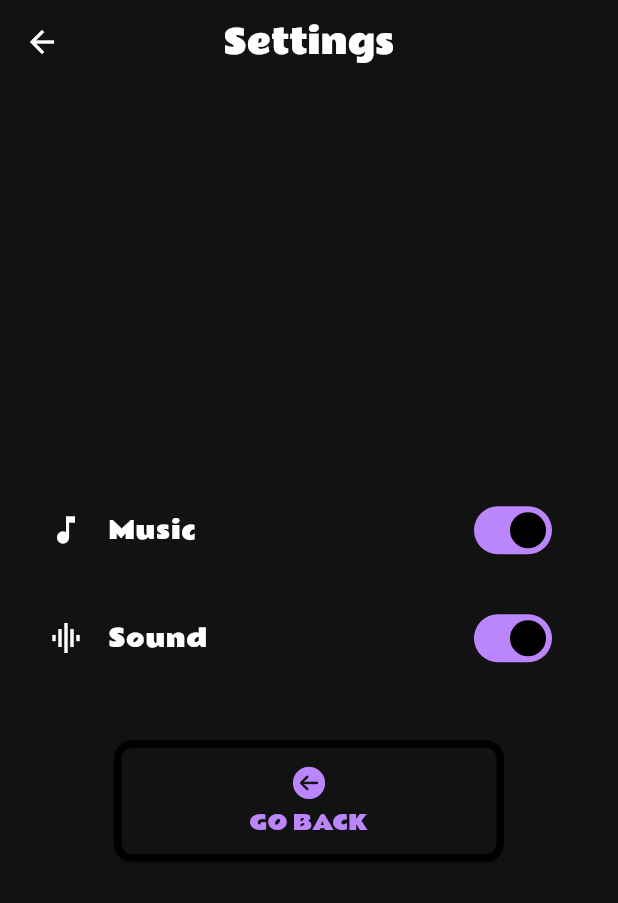
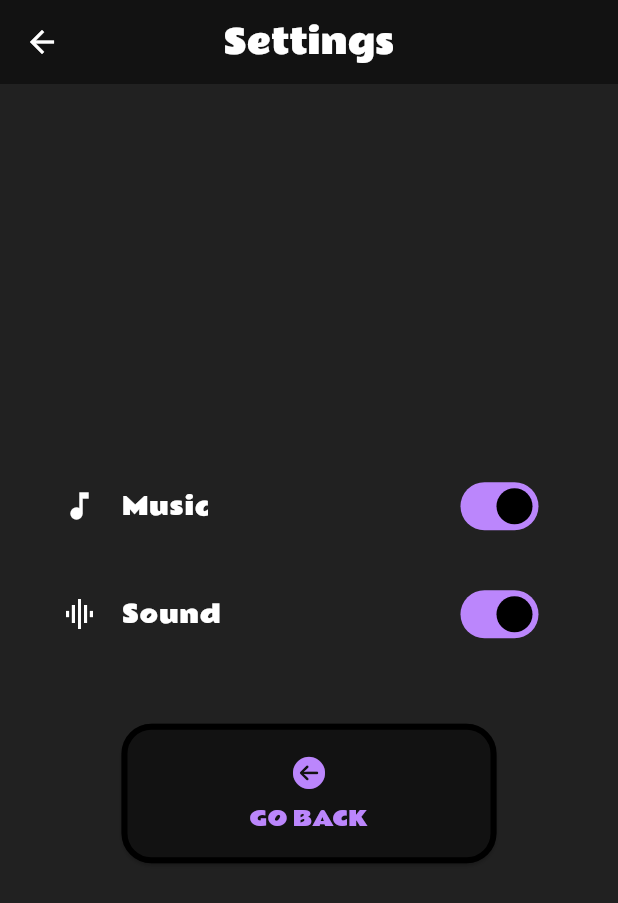
Before and after one commit to Bit-Blazer/SuperXO, a Flutter app: the screen it shows after launch, after a tap on "SETTINGS", on a phone screen of 412 x 824 dp. Shown: the top 903 px of the screen. Run offline on Flutter 3.47's test engine with Material 3 defaults, Android fonts, the phone set to English and light mode, and no system bars; our stand-ins replace audioplayers, confetti.

Commit message:
Fixed Paddings

```diff
--- a/lib/components/rounded_button.dart
+++ b/lib/components/rounded_button.dart
@@ -14,15 +14,17 @@ class CustomRoundedButton extends StatelessWidget {
 
   @override
   Widget build(BuildContext context) {
-    return ElevatedButton(
+    return Padding(
+      padding: const EdgeInsets.symmetric(vertical: 20.0, horizontal: 8.0),
+      child: ElevatedButton(
         onPressed: onPressed,
         style: ElevatedButton.styleFrom(
-        minimumSize: const Size(260, 30),
-        padding: const EdgeInsets.all(16),
+          minimumSize: const Size(250, 20),
+          padding: const EdgeInsets.all(20),
           shape: RoundedRectangleBorder(
-          borderRadius: BorderRadius.circular(12),
+            borderRadius: BorderRadius.circular(20),
             side: const BorderSide(
-            width: 5,
+              width: 4,
             ),
           ),
         ),
@@ -33,14 +35,15 @@ class CustomRoundedButton extends StatelessWidget {
               icon,
               size: 25,
             ),
-          const SizedBox(
-            height: 4,
-          ),
-          Text(
+            Padding(
+              padding: const EdgeInsets.only(top: 8.0),
+              child: Text(
                 label.toUpperCase(),
                 textAlign: TextAlign.center,
               ),
+            ),
           ],
+        ),
       ),
     );
   }
--- a/lib/pages/home_page.dart
+++ b/lib/pages/home_page.dart
@@ -52,9 +52,6 @@ class StartScreen extends StatelessWidget {
               },
               label: 'Start Multiplayer',
             ),
-            const SizedBox(
-              height: 75,
-            ),
             CustomRoundedButton(
               icon: CupertinoIcons.settings,
               onPressed: () {
@@ -64,9 +61,6 @@ class StartScreen extends StatelessWidget {
                 );
               },
               label: 'Settings',
-            ),
-            const SizedBox(
-              height: 75,
             ),
             CustomRoundedButton(
               icon: Icons.exit_to_app_rounded,
--- a/lib/pages/settings_page.dart
+++ b/lib/pages/settings_page.dart
@@ -4,7 +4,6 @@ import 'package:provider/provider.dart';
 
 import 'tictactoe_provider.dart';
 import '../components/rounded_button.dart';
-import 'home_page.dart';
 
 class SettingsPage extends StatefulWidget {
   const SettingsPage({super.key});
@@ -23,14 +22,13 @@ class _SettingsPageState extends State<SettingsPage> {
         centerTitle: true,
       ),
       body: Center(
-        child: Padding(
-          padding: const EdgeInsets.symmetric(horizontal: 16.0),
         child: Column(
           mainAxisSize: MainAxisSize.min,
           children: [
-              const SizedBox(height: 20), // Adjusted spacing
-
-              // Music Setting
+            Container(
+              padding: const EdgeInsets.all(25.0),
+              child: Column(
+                children: [
                   SwitchListTile(
                     thumbIcon: MaterialStateProperty.resolveWith<Icon?>(
                       (Set<MaterialState> states) {
@@ -50,10 +48,7 @@ class _SettingsPageState extends State<SettingsPage> {
                       });
                     },
                   ),
-
                   const SizedBox(height: 16),
-
-              // Sound Setting
                   SwitchListTile(
                     thumbIcon: MaterialStateProperty.resolveWith<Icon?>(
                       (Set<MaterialState> states) {
@@ -73,22 +68,17 @@ class _SettingsPageState extends State<SettingsPage> {
                       });
                     },
                   ),
-
-              const SizedBox(height: 40), // Increased spacing
-
-              // Go Back Button
-              Align(
-                alignment: Alignment.bottomCenter,
-                child: CustomRoundedButton(
+                ],
+              ),
+            ),
+            CustomRoundedButton(
               icon: CupertinoIcons.arrow_left_circle_fill,
               label: 'Go Back',
               onPressed: () {
                 Navigator.pop(context);
               },
             ),
-              ),
           ],
-          ),
         ),
       ),
     );
--- a/lib/pages/tictactoe_page.dart
+++ b/lib/pages/tictactoe_page.dart
@@ -51,8 +51,9 @@ class _TicTacToePageState extends State<TicTacToePage> {
                   return AlertDialog(
                     title: const Text('Rules'),
                     content: const SingleChildScrollView(
-                      child: Text(
-                        '''1. Game Board Structure:
+                      child: DefaultTextStyle(
+                        style: TextStyle(),
+                        child: Text('''1. Game Board Structure:
 - The game board is a 3x3 grid, where each cell represents a smaller Tic-Tac-Toe board.
 2. Player Moves:
 - On their turn, a player places their symbol (X or O) in an empty cell of the smaller Tic-Tac-Toe board.
@@ -63,7 +64,7 @@ class _TicTacToePageState extends State<TicTacToePage> {
 5. Winning a Local Board:
 - To win a local board, a player must achieve three symbols in a row, either horizontally, vertically, or diagonally within that board.
 6. Game Objective:
-- The ultimate goal is to win three local boards consecutively.''',
+- The ultimate goal is to win three local boards consecutively.'''),
                       ),
                     ),
                     actions: [
@@ -155,7 +156,6 @@ class _TicTacToePageState extends State<TicTacToePage> {
                 ),
               ),
             ),
-            const SizedBox(height: 20),
             CustomRoundedButton(
               icon: CupertinoIcons.arrow_clockwise,
               label: 'Reset Game',
--- a/lib/pages/tictactoe_provider.dart
+++ b/lib/pages/tictactoe_provider.dart
@@ -16,9 +16,6 @@ class AppProvider with ChangeNotifier {
   void tapAction(int gridIndex, int cellIndex) {
     player.play(AssetSource('audio/cell_tap.wav'));
     board[gridIndex][cellIndex] = currentPlayer;
-    for (int i = 0; i < 9; i++) {
-      print(board[i]);
-    }
     if (checkForMiniGridWin(gridIndex)) {
       player.play(AssetSource('audio/local_win.wav'));
       winners[gridIndex] = currentPlayer;
--- a/lib/theme/theme.dart
+++ b/lib/theme/theme.dart
@@ -1,9 +1,14 @@
 import 'package:flutter/material.dart';
+import 'package:flutter/services.dart';
 
 ThemeData lightMode = ThemeData(
   fontFamily: 'Rammetto One',
   useMaterial3: true,
   brightness: Brightness.light,
+  scaffoldBackgroundColor: Colors.white,
+  appBarTheme: const AppBarTheme(
+    systemOverlayStyle: SystemUiOverlayStyle.light,
+  ),
   colorScheme: const ColorScheme.light(),
 );
 
@@ -11,5 +16,9 @@ ThemeData darkMode = ThemeData(
   fontFamily: 'Rammetto One',
   useMaterial3: true,
   brightness: Brightness.dark,
+  scaffoldBackgroundColor: Colors.grey[900],
+  appBarTheme: const AppBarTheme(
+    systemOverlayStyle: SystemUiOverlayStyle.light,
+  ),
   colorScheme: const ColorScheme.dark(),
 );
```
Lines whose indentation alone changed are shown as unchanged.
